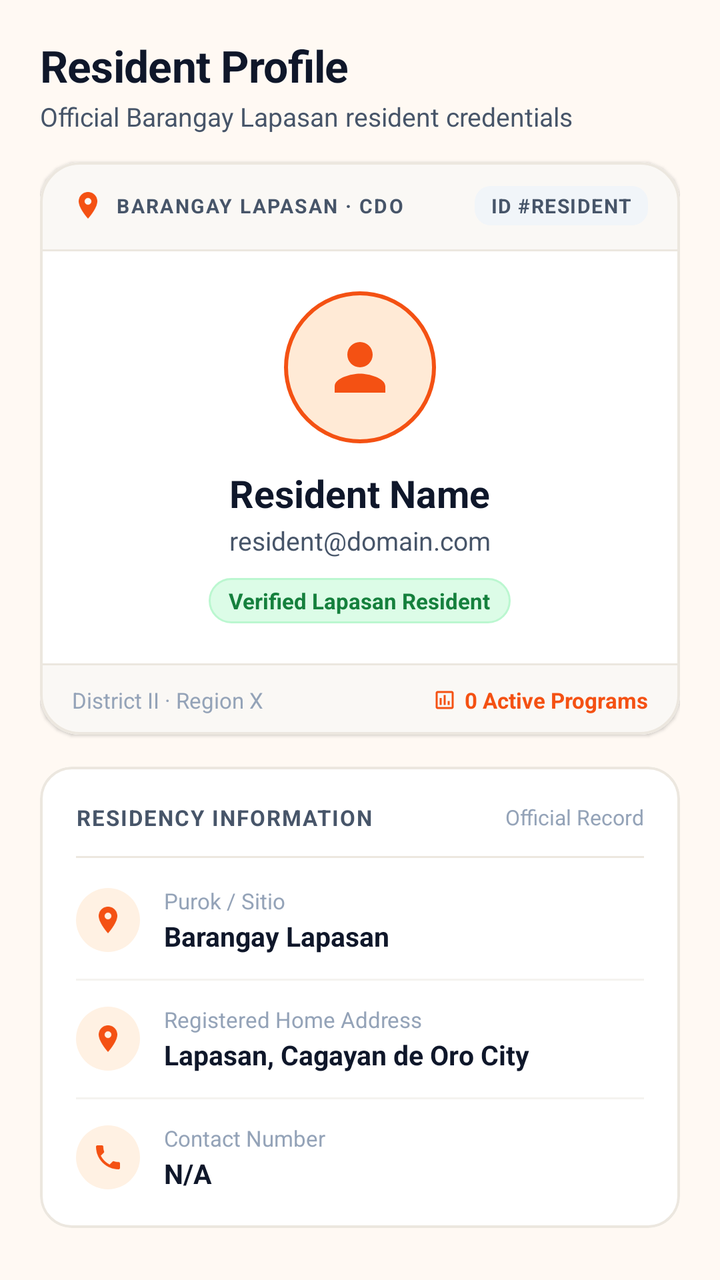
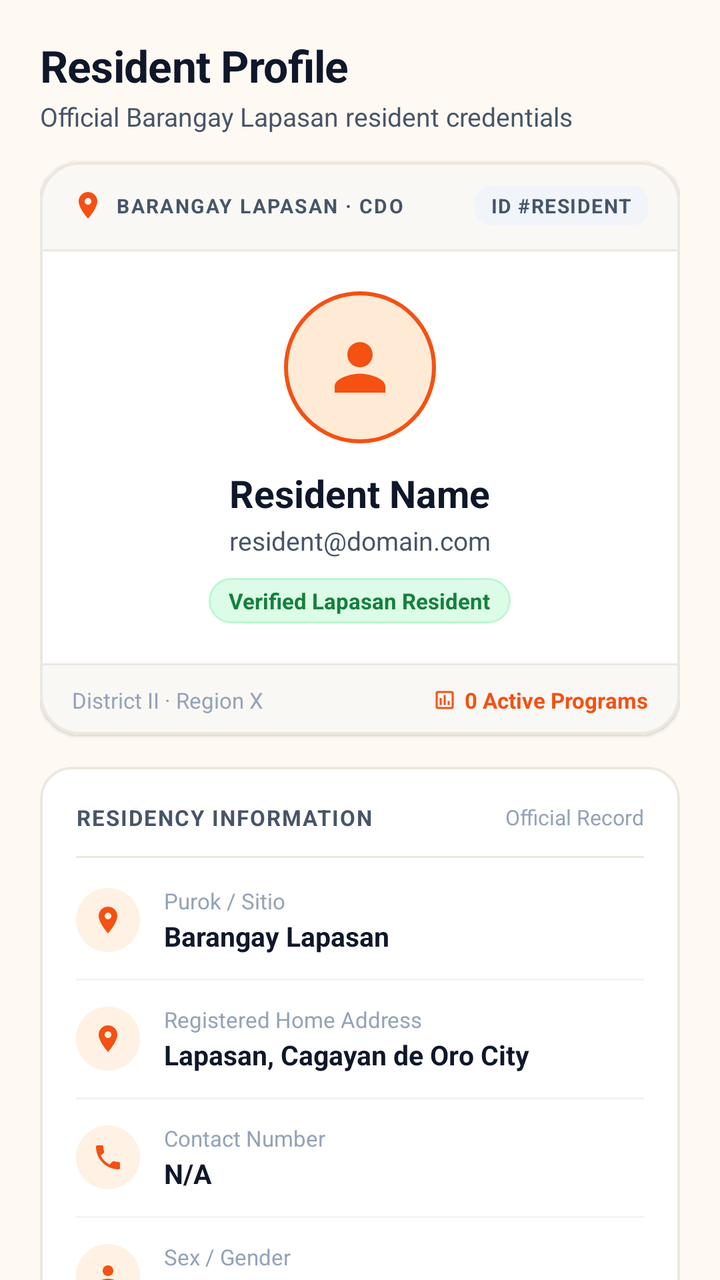

Two renders of the same Android screen: before a commit and after it. Below are the layout's source before the change and the commit's diff.
<!-- AndroidManifest.xml: application theme Theme.Apila -->
<!-- res/layout/fragment_profile.xml -->
<?xml version="1.0" encoding="utf-8"?>
<androidx.core.widget.NestedScrollView xmlns:android="http://schemas.android.com/apk/res/android"
    xmlns:app="http://schemas.android.com/apk/res-auto"
    android:layout_width="match_parent"
    android:layout_height="match_parent"
    android:background="@color/warm_background">

    <LinearLayout
        android:layout_width="match_parent"
        android:layout_height="wrap_content"
        android:descendantFocusability="beforeDescendants"
        android:focusableInTouchMode="true"
        android:orientation="vertical"
        android:paddingStart="20dp"
        android:paddingTop="18dp"
        android:paddingEnd="20dp"
        android:paddingBottom="36dp">

        
        <LinearLayout
            android:layout_width="match_parent"
            android:layout_height="wrap_content"
            android:orientation="vertical"
            android:paddingBottom="14dp">

            <TextView
                android:layout_width="wrap_content"
                android:layout_height="wrap_content"
                android:letterSpacing="-0.01"
                android:text="Resident Profile"
                android:textColor="@color/text_primary"
                android:textSize="22sp"
                android:textStyle="bold" />

            <TextView
                android:layout_width="wrap_content"
                android:layout_height="wrap_content"
                android:layout_marginTop="2dp"
                android:text="Official Barangay Lapasan resident credentials"
                android:textColor="@color/text_secondary"
                android:textSize="13sp" />
        </LinearLayout>

        
        <com.google.android.material.card.MaterialCardView
            android:layout_width="match_parent"
            android:layout_height="wrap_content"
            app:cardBackgroundColor="@color/white"
            app:cardCornerRadius="20dp"
            app:cardElevation="1dp"
            app:strokeColor="#ECE7DF"
            app:strokeWidth="1.2dp">

            <LinearLayout
                android:layout_width="match_parent"
                android:layout_height="wrap_content"
                android:orientation="vertical">

                
                <LinearLayout
                    android:layout_width="match_parent"
                    android:layout_height="wrap_content"
                    android:background="#FAF8F5"
                    android:gravity="center_vertical"
                    android:orientation="horizontal"
                    android:paddingStart="16dp"
                    android:paddingTop="12dp"
                    android:paddingEnd="16dp"
                    android:paddingBottom="12dp">

                    <ImageView
                        android:layout_width="16dp"
                        android:layout_height="16dp"
                        android:src="@drawable/ic_location"
                        app:tint="@color/brand_orange" />

                    <TextView
                        android:layout_width="0dp"
                        android:layout_height="wrap_content"
                        android:layout_marginStart="6dp"
                        android:layout_weight="1"
                        android:letterSpacing="0.08"
                        android:text="BARANGAY LAPASAN · CDO"
                        android:textColor="@color/text_secondary"
                        android:textSize="10sp"
                        android:textStyle="bold" />

                    <TextView
                        android:id="@+id/tvProfileResidentId"
                        android:layout_width="wrap_content"
                        android:layout_height="wrap_content"
                        android:background="@drawable/bg_profile_id_chip"
                        android:letterSpacing="0.05"
                        android:text="ID #RESIDENT"
                        android:textColor="@color/text_secondary"
                        android:textSize="10sp"
                        android:textStyle="bold" />
                </LinearLayout>

                <View
                    android:layout_width="match_parent"
                    android:layout_height="1dp"
                    android:background="#ECE7DF" />

                
                <LinearLayout
                    android:layout_width="match_parent"
                    android:layout_height="wrap_content"
                    android:gravity="center"
                    android:orientation="vertical"
                    android:paddingStart="20dp"
                    android:paddingTop="20dp"
                    android:paddingEnd="20dp"
                    android:paddingBottom="20dp">

                    
                    <LinearLayout
                        android:layout_width="76dp"
                        android:layout_height="76dp"
                        android:background="@drawable/bg_profile_avatar_circle"
                        android:gravity="center">

                        <ImageView
                            android:id="@+id/ivProfileAvatar"
                            android:layout_width="38dp"
                            android:layout_height="38dp"
                            android:contentDescription="Avatar"
                            android:src="@drawable/ic_user_outline"
                            app:tint="@color/brand_orange" />
                    </LinearLayout>

                    <TextView
                        android:id="@+id/tvProfileName"
                        android:layout_width="wrap_content"
                        android:layout_height="wrap_content"
                        android:layout_marginTop="12dp"
                        android:text="Resident Name"
                        android:textColor="@color/text_primary"
                        android:textSize="19sp"
                        android:textStyle="bold" />

                    <TextView
                        android:id="@+id/tvProfileEmail"
                        android:layout_width="wrap_content"
                        android:layout_height="wrap_content"
                        android:layout_marginTop="2dp"
                        android:text="resident@domain.com"
                        android:textColor="@color/text_secondary"
                        android:textSize="13sp" />

                    <TextView
                        android:id="@+id/tvProfileRoleBadge"
                        android:layout_width="wrap_content"
                        android:layout_height="wrap_content"
                        android:layout_marginTop="10dp"
                        android:background="@drawable/bg_badge_attendance_present"
                        android:text="Verified Lapasan Resident"
                        android:textColor="#15803D"
                        android:textSize="11sp"
                        android:textStyle="bold" />
                </LinearLayout>

                <View
                    android:layout_width="match_parent"
                    android:layout_height="1dp"
                    android:background="#ECE7DF" />

                
                <LinearLayout
                    android:layout_width="match_parent"
                    android:layout_height="wrap_content"
                    android:background="#FAF8F5"
                    android:gravity="center_vertical"
                    android:orientation="horizontal"
                    android:paddingStart="16dp"
                    android:paddingTop="10dp"
                    android:paddingEnd="16dp"
                    android:paddingBottom="10dp">

                    <TextView
                        android:layout_width="0dp"
                        android:layout_height="wrap_content"
                        android:layout_weight="1"
                        android:text="District II · Region X"
                        android:textColor="@color/text_tertiary"
                        android:textSize="11sp" />

                    <LinearLayout
                        android:id="@+id/layoutRegisteredPrograms"
                        android:layout_width="wrap_content"
                        android:layout_height="wrap_content"
                        android:gravity="center_vertical"
                        android:orientation="horizontal">

                        <ImageView
                            android:layout_width="12dp"
                            android:layout_height="12dp"
                            android:src="@drawable/ic_programs"
                            app:tint="@color/brand_orange" />

                        <TextView
                            android:id="@+id/tvRegisteredProgramCount"
                            android:layout_width="wrap_content"
                            android:layout_height="wrap_content"
                            android:layout_marginStart="4dp"
                            android:text="0 Active Programs"
                            android:textColor="@color/brand_orange"
                            android:textSize="11sp"
                            android:textStyle="bold" />
                    </LinearLayout>
                </LinearLayout>

            </LinearLayout>
        </com.google.android.material.card.MaterialCardView>

        
        <com.google.android.material.card.MaterialCardView
            android:layout_width="match_parent"
            android:layout_height="wrap_content"
            android:layout_marginTop="16dp"
            app:cardBackgroundColor="@color/white"
            app:cardCornerRadius="16dp"
            app:cardElevation="0dp"
            app:strokeColor="#ECE7DF"
            app:strokeWidth="1.2dp">

            <LinearLayout
                android:layout_width="match_parent"
                android:layout_height="wrap_content"
                android:orientation="vertical"
                android:padding="18dp">

                
                <LinearLayout
                    android:layout_width="match_parent"
                    android:layout_height="wrap_content"
                    android:gravity="center_vertical"
                    android:orientation="horizontal">

                    <TextView
                        android:layout_width="0dp"
                        android:layout_height="wrap_content"
                        android:layout_weight="1"
                        android:letterSpacing="0.06"
                        android:text="RESIDENCY INFORMATION"
                        android:textColor="@color/text_secondary"
                        android:textSize="11sp"
                        android:textStyle="bold" />

                    <TextView
                        android:layout_width="wrap_content"
                        android:layout_height="wrap_content"
                        android:text="Official Record"
                        android:textColor="@color/text_tertiary"
                        android:textSize="10.5sp" />
                </LinearLayout>

                <View
                    android:layout_width="match_parent"
                    android:layout_height="1dp"
                    android:layout_marginTop="12dp"
                    android:layout_marginBottom="14dp"
                    android:background="#ECE7DF" />

                
                <LinearLayout
                    android:layout_width="match_parent"
                    android:layout_height="wrap_content"
                    android:gravity="center_vertical"
                    android:orientation="horizontal">

                    <LinearLayout
                        android:layout_width="32dp"
                        android:layout_height="32dp"
                        android:background="@drawable/bg_info_icon_circle"
                        android:gravity="center">

                        <ImageView
                            android:layout_width="16dp"
                            android:layout_height="16dp"
                            android:src="@drawable/ic_location_outline"
                            app:tint="@color/brand_orange" />
                    </LinearLayout>

                    <LinearLayout
                        android:layout_width="match_parent"
                        android:layout_height="wrap_content"
                        android:layout_marginStart="12dp"
                        android:orientation="vertical">

                        <TextView
                            android:layout_width="wrap_content"
                            android:layout_height="wrap_content"
                            android:text="Purok / Sitio"
                            android:textColor="@color/text_tertiary"
                            android:textSize="11sp" />

                        <TextView
                            android:id="@+id/tvProfilePurok"
                            android:layout_width="wrap_content"
                            android:layout_height="wrap_content"
                            android:layout_marginTop="1dp"
                            android:text="Barangay Lapasan"
                            android:textColor="@color/text_primary"
                            android:textSize="13.5sp"
                            android:textStyle="bold" />
                    </LinearLayout>
                </LinearLayout>

                <View
                    android:layout_width="match_parent"
                    android:layout_height="1dp"
                    android:layout_marginTop="12dp"
                    android:layout_marginBottom="12dp"
                    android:background="#F5F3EF" />

                
                <LinearLayout
                    android:layout_width="match_parent"
                    android:layout_height="wrap_content"
                    android:gravity="center_vertical"
                    android:orientation="horizontal">

                    <LinearLayout
                        android:layout_width="32dp"
                        android:layout_height="32dp"
                        android:background="@drawable/bg_info_icon_circle"
                        android:gravity="center">

                        <ImageView
                            android:layout_width="16dp"
                            android:layout_height="16dp"
                            android:src="@drawable/ic_location"
                            app:tint="@color/brand_orange" />
                    </LinearLayout>

                    <LinearLayout
                        android:layout_width="match_parent"
                        android:layout_height="wrap_content"
                        android:layout_marginStart="12dp"
                        android:orientation="vertical">

                        <TextView
                            android:layout_width="wrap_content"
                            android:layout_height="wrap_content"
                            android:text="Registered Home Address"
                            android:textColor="@color/text_tertiary"
                            android:textSize="11sp" />

                        <TextView
                            android:id="@+id/tvProfileAddress"
                            android:layout_width="wrap_content"
                            android:layout_height="wrap_content"
                            android:layout_marginTop="1dp"
                            android:text="Lapasan, Cagayan de Oro City"
                            android:textColor="@color/text_primary"
                            android:textSize="13.5sp"
                            android:textStyle="bold" />
                    </LinearLayout>
                </LinearLayout>

                <View
                    android:layout_width="match_parent"
                    android:layout_height="1dp"
                    android:layout_marginTop="12dp"
                    android:layout_marginBottom="12dp"
                    android:background="#F5F3EF" />

                
                <LinearLayout
                    android:layout_width="match_parent"
                    android:layout_height="wrap_content"
                    android:gravity="center_vertical"
                    android:orientation="horizontal">

                    <LinearLayout
                        android:layout_width="32dp"
                        android:layout_height="32dp"
                        android:background="@drawable/bg_info_icon_circle"
                        android:gravity="center">

                        <ImageView
                            android:layout_width="16dp"
                            android:layout_height="16dp"
                            android:src="@drawable/ic_phone_outline"
                            app:tint="@color/brand_orange" />
                    </LinearLayout>

                    <LinearLayout
                        android:layout_width="match_parent"
                        android:layout_height="wrap_content"
                        android:layout_marginStart="12dp"
                        android:orientation="vertical">

                        <TextView
                            android:layout_width="wrap_content"
                            android:layout_height="wrap_content"
                            android:text="Contact Number"
                            android:textColor="@color/text_tertiary"
                            android:textSize="11sp" />

                        <TextView
                            android:id="@+id/tvProfilePhone"
                            android:layout_width="wrap_content"
                            android:layout_height="wrap_content"
                            android:layout_marginTop="1dp"
                            android:text="N/A"
                            android:textColor="@color/text_primary"
                            android:textSize="13.5sp"
                            android:textStyle="bold" />
                    </LinearLayout>
                </LinearLayout>

            </LinearLayout>
        </com.google.android.material.card.MaterialCardView>

        
        <com.google.android.material.button.MaterialButton
            android:id="@+id/btnLogout"
            style="@style/Widget.MaterialComponents.Button.OutlinedButton"
            android:layout_width="match_parent"
            android:layout_height="48dp"
            android:layout_marginTop="20dp"
            android:text="Sign Out"
            android:textColor="#DC2626"
            android:textSize="13.5sp"
            android:textStyle="bold"
            app:cornerRadius="12dp"
            app:strokeColor="#FECACA"
            app:strokeWidth="1.2dp" />

    </LinearLayout>
</androidx.core.widget.NestedScrollView>
<!-- resources referenced by this layout -->
<resources>
  <color name="brand_orange">#F45113</color>
  <color name="text_primary">#0F172A</color>
  <color name="text_secondary">#475569</color>
  <color name="text_tertiary">#94A3B8</color>
  <color name="warm_background">#FFF9F3</color>
  <color name="white">#FFFFFF</color>
  <!-- drawable bg_info_icon_circle (drawable) -->
  <?xml version="1.0" encoding="utf-8"?>
  <shape xmlns:android="http://schemas.android.com/apk/res/android"
      android:shape="oval">
      <solid android:color="#FFF1E3" />
  </shape>
  <!-- drawable bg_profile_avatar_circle (drawable) -->
  <?xml version="1.0" encoding="utf-8"?>
  <shape xmlns:android="http://schemas.android.com/apk/res/android"
      android:shape="oval">
      <solid android:color="#FFEAD6" />
      <stroke
          android:width="2dp"
          android:color="#F45113" />
  </shape>
  <!-- drawable bg_profile_id_chip (drawable) -->
  <?xml version="1.0" encoding="utf-8"?>
  <shape xmlns:android="http://schemas.android.com/apk/res/android"
      android:shape="rectangle">
      <solid android:color="#F1F5F9" />
      <corners android:radius="8dp" />
      <padding
          android:left="8dp"
          android:top="3dp"
          android:right="8dp"
          android:bottom="3dp" />
  </shape>
  <!-- drawable ic_location (drawable) -->
  <vector xmlns:android="http://schemas.android.com/apk/res/android"
      android:width="24dp"
      android:height="24dp"
      android:viewportWidth="24"
      android:viewportHeight="24">
      <path
          android:fillColor="#FFFFFFFF"
          android:pathData="M12,2C8.13,2 5,5.13 5,9c0,5.25 7,13 7,13s7,-7.75 7,-13c0,-3.87 -3.13,-7 -7,-7zm0,9.5c-1.38,0 -2.5,-1.12 -2.5,-2.5s1.12,-2.5 2.5,-2.5 2.5,1.12 2.5,2.5 -1.12,2.5 -2.5,2.5z" />
  </vector>
  <!-- drawable ic_programs (drawable) -->
  <vector xmlns:android="http://schemas.android.com/apk/res/android"
      android:width="24dp"
      android:height="24dp"
      android:viewportWidth="24"
      android:viewportHeight="24">
      <path
          android:fillColor="#FFFFFFFF"
          android:pathData="M19,3H5c-1.1,0 -2,0.9 -2,2v14c0,1.1 0.9,2 2,2h14c1.1,0 2,-0.9 2,-2V5c0,-1.1 -0.9,-2 -2,-2zM19,19H5V5h14v14zM7,10h2v7H7zm4,-3h2v10h-2zm4,6h2v4h-2z" />
  </vector>
  <!-- drawable ic_user_outline (drawable) -->
  <vector xmlns:android="http://schemas.android.com/apk/res/android"
      android:width="24dp"
      android:height="24dp"
      android:viewportWidth="24"
      android:viewportHeight="24">
      <path
          android:fillColor="#64748B"
          android:pathData="M12,12c2.21,0 4,-1.79 4,-4s-1.79,-4 -4,-4 -4,1.79 -4,4 1.79,4 4,4zm0,2c-2.67,0 -8,1.34 -8,4v2h16v-2c0,-2.66 -5.33,-4 -8,-4z" />
  </vector>
  <!-- unchanged entries left out for length: 4 -->
</resources>

<!-- the commit's change to res/layout/fragment_profile.xml (unified diff, before → after) -->
@@ -411,8 +411,182 @@
                     </LinearLayout>
                 </LinearLayout>
 
+                <View
+                    android:layout_width="match_parent"
+                    android:layout_height="1dp"
+                    android:layout_marginTop="12dp"
+                    android:layout_marginBottom="12dp"
+                    android:background="#F5F3EF" />
+
+                
+                <LinearLayout
+                    android:layout_width="match_parent"
+                    android:layout_height="wrap_content"
+                    android:gravity="center_vertical"
+                    android:orientation="horizontal">
+
+                    <LinearLayout
+                        android:layout_width="32dp"
+                        android:layout_height="32dp"
+                        android:background="@drawable/bg_info_icon_circle"
+                        android:gravity="center">
+
+                        <ImageView
+                            android:layout_width="16dp"
+                            android:layout_height="16dp"
+                            android:src="@drawable/ic_user_outline"
+                            app:tint="@color/brand_orange" />
+                    </LinearLayout>
+
+                    <LinearLayout
+                        android:layout_width="match_parent"
+                        android:layout_height="wrap_content"
+                        android:layout_marginStart="12dp"
+                        android:orientation="vertical">
+
+                        <TextView
+                            android:layout_width="wrap_content"
+                            android:layout_height="wrap_content"
+                            android:text="Sex / Gender"
+                            android:textColor="@color/text_tertiary"
+                            android:textSize="11sp" />
+
+                        <TextView
+                            android:id="@+id/tvProfileGender"
+                            android:layout_width="wrap_content"
+                            android:layout_height="wrap_content"
+                            android:layout_marginTop="1dp"
+                            android:text="Not specified"
+                            android:textColor="@color/text_primary"
+                            android:textSize="13.5sp"
+                            android:textStyle="bold" />
+                    </LinearLayout>
+                </LinearLayout>
+
+                <View
+                    android:layout_width="match_parent"
+                    android:layout_height="1dp"
+                    android:layout_marginTop="12dp"
+                    android:layout_marginBottom="12dp"
+                    android:background="#F5F3EF" />
+
+                
+                <LinearLayout
+                    android:layout_width="match_parent"
+                    android:layout_height="wrap_content"
+                    android:gravity="center_vertical"
+                    android:orientation="horizontal">
+
+                    <LinearLayout
+                        android:layout_width="32dp"
+                        android:layout_height="32dp"
+                        android:background="@drawable/bg_info_icon_circle"
+                        android:gravity="center">
+
+                        <ImageView
+                            android:layout_width="16dp"
+                            android:layout_height="16dp"
+                            android:src="@drawable/ic_calendar"
+                            app:tint="@color/brand_orange" />
+                    </LinearLayout>
+
+                    <LinearLayout
+                        android:layout_width="match_parent"
+                        android:layout_height="wrap_content"
+                        android:layout_marginStart="12dp"
+                        android:orientation="vertical">
+
+                        <TextView
+                            android:layout_width="wrap_content"
+                            android:layout_height="wrap_content"
+                            android:text="Date of Birth"
+                            android:textColor="@color/text_tertiary"
+                            android:textSize="11sp" />
+
+                        <TextView
+                            android:id="@+id/tvProfileBirthdate"
+                            android:layout_width="wrap_content"
+                            android:layout_height="wrap_content"
+                            android:layout_marginTop="1dp"
+                            android:text="Not specified"
+                            android:textColor="@color/text_primary"
+                            android:textSize="13.5sp"
+                            android:textStyle="bold" />
+                    </LinearLayout>
+                </LinearLayout>
+
+                <View
+                    android:layout_width="match_parent"
+                    android:layout_height="1dp"
+                    android:layout_marginTop="12dp"
+                    android:layout_marginBottom="12dp"
+                    android:background="#F5F3EF" />
+
+                
+                <LinearLayout
+                    android:layout_width="match_parent"
+                    android:layout_height="wrap_content"
+                    android:gravity="center_vertical"
+                    android:orientation="horizontal">
+
+                    <LinearLayout
+                        android:layout_width="32dp"
+                        android:layout_height="32dp"
+                        android:background="@drawable/bg_info_icon_circle"
+                        android:gravity="center">
+
+                        <ImageView
+                            android:layout_width="16dp"
+                            android:layout_height="16dp"
+                            android:src="@drawable/ic_home"
+                            app:tint="@color/brand_orange" />
+                    </LinearLayout>
+
+                    <LinearLayout
+                        android:layout_width="match_parent"
+                        android:layout_height="wrap_content"
+                        android:layout_marginStart="12dp"
+                        android:orientation="vertical">
+
+                        <TextView
+                            android:layout_width="wrap_content"
+                            android:layout_height="wrap_content"
+                            android:text="Official Household ID"
+                            android:textColor="@color/text_tertiary"
+                            android:textSize="11sp" />
+
+                        <TextView
+                            android:id="@+id/tvProfileHouseholdId"
+                            android:layout_width="wrap_content"
+                            android:layout_height="wrap_content"
+                            android:layout_marginTop="1dp"
+                            android:text="Not assigned"
+                            android:textColor="@color/brand_orange"
+                            android:textSize="13.5sp"
+                            android:textStyle="bold" />
+                    </LinearLayout>
+                </LinearLayout>
+
             </LinearLayout>
         </com.google.android.material.card.MaterialCardView>
+
+        
+        <com.google.android.material.button.MaterialButton
+            android:id="@+id/btnEditProfile"
+            style="@style/Widget.MaterialComponents.Button"
+            android:layout_width="match_parent"
+            android:layout_height="50dp"
+            android:layout_marginTop="16dp"
+            android:backgroundTint="@color/brand_orange"
+            android:text="Edit Resident Profile"
+            android:textColor="@color/white"
+            android:textSize="14sp"
+            android:textStyle="bold"
+            app:cornerRadius="14dp"
+            app:icon="@drawable/ic_edit"
+            app:iconGravity="textStart"
+            app:iconPadding="8dp"
+            app:iconTint="@color/white" />
 
         
         <com.google.android.material.button.MaterialButton
@@ -420,7 +594,7 @@
             style="@style/Widget.MaterialComponents.Button.OutlinedButton"
             android:layout_width="match_parent"
             android:layout_height="48dp"
-            android:layout_marginTop="20dp"
+            android:layout_marginTop="12dp"
             android:text="Sign Out"
             android:textColor="#DC2626"
             android:textSize="13.5sp"
<!-- resource entries referenced after the edit -->
@@ -33,6 +33,36 @@
           android:right="8dp"
           android:bottom="3dp" />
   </shape>
+  <!-- drawable ic_calendar (drawable) -->
+  <vector xmlns:android="http://schemas.android.com/apk/res/android"
+      android:width="24dp"
+      android:height="24dp"
+      android:viewportWidth="24"
+      android:viewportHeight="24">
+      <path
+          android:fillColor="#FFFFFFFF"
+          android:pathData="M19,4h-1V2h-2v2H8V2H6v2H5c-1.11,0 -1.99,0.9 -1.99,2L3,20c0,1.1 0.89,2 2,2h14c1.1,0 2,-0.9 2,-2V6c0,-1.1 -0.9,-2 -2,-2zm0,16H5V9h14v11zM7,11h5v5H7z" />
+  </vector>
+  <!-- drawable ic_edit (drawable) -->
+  <vector xmlns:android="http://schemas.android.com/apk/res/android"
+      android:width="24dp"
+      android:height="24dp"
+      android:viewportWidth="24"
+      android:viewportHeight="24">
+      <path
+          android:fillColor="#F45113"
+          android:pathData="M3,17.25V21h3.75L17.81,9.94l-3.75,-3.75L3,17.25zM20.71,7.04c0.39,-0.39 0.39,-1.02 0,-1.41l-2.34,-2.34c-0.39,-0.39 -1.02,-0.39 -1.41,0l-1.83,1.83 3.75,3.75 1.83,-1.83z" />
+  </vector>
+  <!-- drawable ic_home (drawable) -->
+  <vector xmlns:android="http://schemas.android.com/apk/res/android"
+      android:width="24dp"
+      android:height="24dp"
+      android:viewportWidth="24"
+      android:viewportHeight="24">
+      <path
+          android:fillColor="#FFFFFFFF"
+          android:pathData="M10,20v-6h4v6h5v-8h3L12,3 2,12h3v8z" />
+  </vector>
   <!-- drawable ic_location (drawable) -->
   <vector xmlns:android="http://schemas.android.com/apk/res/android"
       android:width="24dp"
